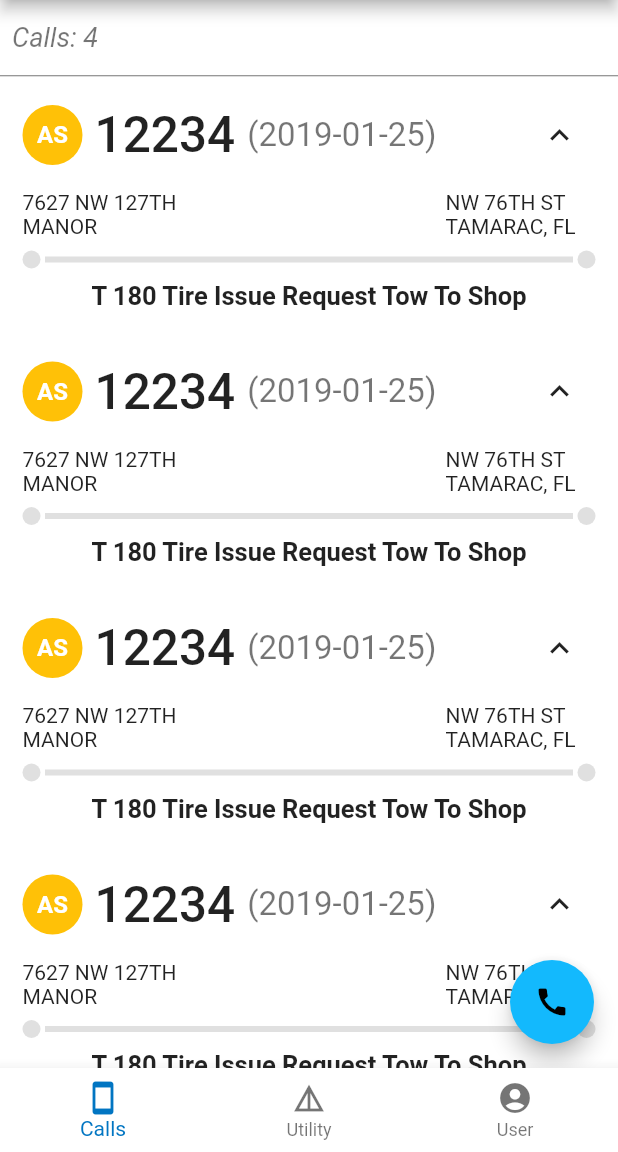
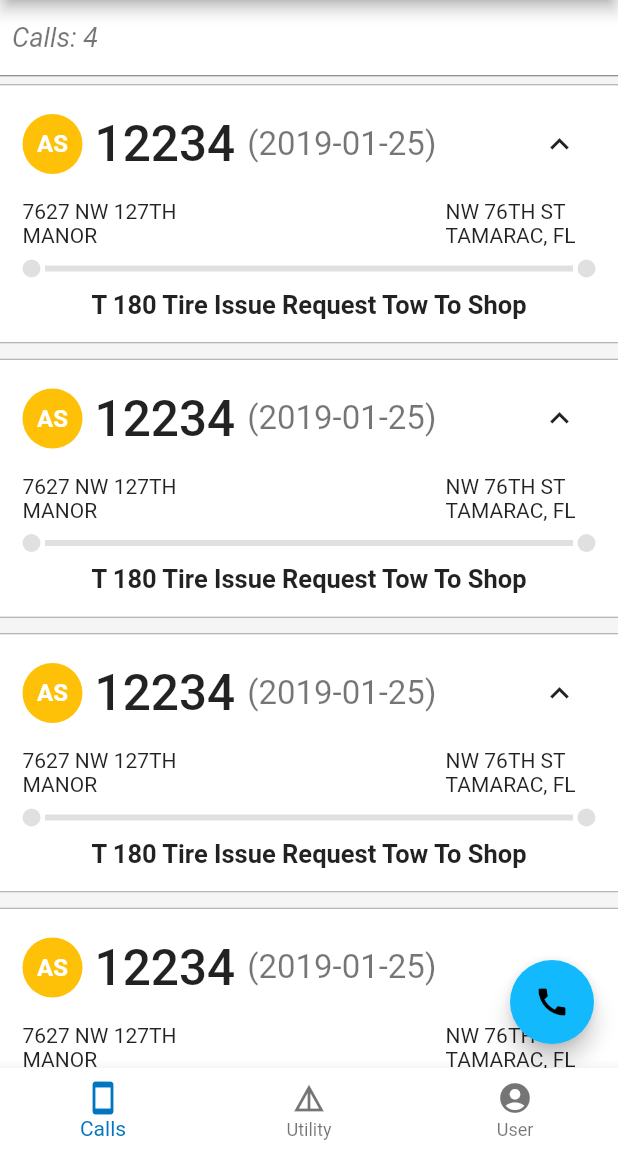
Before and after one commit to rkostritsyn/aaa_demo, a Flutter app: the screen it shows after launch, on a phone screen of 412 x 824 dp, the part 84-1236 px from its top. Run offline on Flutter 3.47's test engine with Material 2 defaults, Android fonts, the phone set to English and light mode, and no system bars; drawn by our look-alikes of flutter_slidable.

Commit message:
normal layout

```diff
--- a/lib/app.dart
+++ b/lib/app.dart
@@ -30,7 +30,7 @@ ThemeData _buildLightTheme() {
     splashFactory: InkRipple.splashFactory,
     accentColor: secondaryColor,
     canvasColor: Colors.white,
-    scaffoldBackgroundColor: Colors.white,
+    scaffoldBackgroundColor: const Color(0xFFF5F5F5),
     backgroundColor: Colors.white,
     errorColor: const Color(0xFFB00020),
     buttonTheme: ButtonThemeData(
--- a/lib/ui/call_header.dart
+++ b/lib/ui/call_header.dart
@@ -7,6 +7,7 @@ class CallHeader extends StatelessWidget {
     return Column(
       children: <Widget>[
         Container(
+          color: Colors.white,
           height: 50,
           child: Padding(
             padding: const EdgeInsets.all(8.0),
--- a/lib/ui/call_item.dart
+++ b/lib/ui/call_item.dart
@@ -28,8 +28,14 @@ class CallItemState extends State<CallItem> {
 
   @override
   Widget build(BuildContext context) {
-    return Column(
+    return Container(
+      color: Colors.white,
+      margin: EdgeInsets.only(top: 5, bottom: 5),
+      child: GestureDetector(
+        onTap: () => goToDetail(context),
+        child: Column(
             children: <Widget>[
+            Divider(height: 1, color: Colors.grey),
               Container(
                   child: Padding(
                     padding: const EdgeInsets.all(15),
@@ -101,9 +107,10 @@ class CallItemState extends State<CallItem> {
                     ),
                   )
               ),
-
-//          getDivider(true)
+            Divider(height: 1, color: Colors.grey),
             ]
+        ),
+      ),
     );
   }
 
@@ -181,24 +188,14 @@ class CallItemState extends State<CallItem> {
   }
 
   void goToDetail(BuildContext context) {
-    if (true) {
       Navigator.push(
         context,
         MaterialPageRoute(
             builder: (context) => CallDetailScreen()
-        ),
+        )
       );
+
   }
-  }
-
-//  Widget getDivider(bool hasDivider) {
-//    if(hasDivider) {
-//      return Divider(height: 1, color: Colors.black54);
-//    } else {
-//      // SPIKE SPIKE SPIKE
-//      return Divider(height: 1, color: Colors.transparent); ;
-//    }
-//  }
 
   Widget buildStatus(String text) {
     return CircleAvatar(
```
Also changed, not shown: lib/ui/screen/call_screen.dart (+32 -5 lines). Lines whose indentation alone changed are shown as unchanged.
